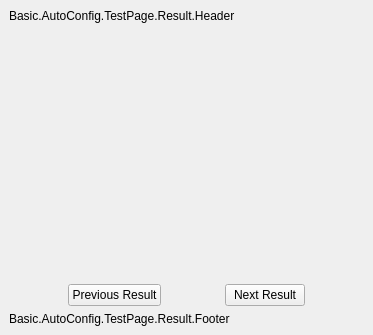
The window that UI/forms/AutoConfigTestPage.ui (DDRBoxman/obs-studio) describes before a commit, drawn with Qt 5.
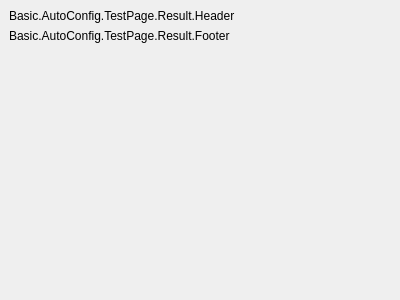
The same window after the commit. The open tabs and pages were chosen to show the change.

Commit message: (To Be Tested) Make bandwidth tests sequential

Diff of the .ui file:
```diff
--- a/UI/forms/AutoConfigTestPage.ui
+++ b/UI/forms/AutoConfigTestPage.ui
@@ -6,8 +6,8 @@
    <rect>
     <x>0</x>
     <y>0</y>
-    <width>373</width>
-    <height>335</height>
+    <width>400</width>
+    <height>300</height>
    </rect>
   </property>
   <property name="windowTitle">
@@ -73,45 +73,6 @@
          </property>
         </widget>
        </item>
-       <item>
-        <widget class="QStackedWidget" name="results">
-         <widget class="QWidget" name="page"/>
-         <widget class="QWidget" name="page_2"/>
-        </widget>
-       </item>
-       <item>
-        <layout class="QHBoxLayout" name="resultscontroller">
-         <property name="spacing">
-          <number>5</number>
-         </property>
-         <item>
-          <widget class="QPushButton" name="resultsLeft">
-           <property name="sizePolicy">
-            <sizepolicy hsizetype="Fixed" vsizetype="Fixed">
-             <horstretch>0</horstretch>
-             <verstretch>0</verstretch>
-            </sizepolicy>
-           </property>
-           <property name="text">
-            <string>Previous Result</string>
-           </property>
-          </widget>
-         </item>
-         <item>
-          <widget class="QPushButton" name="resultsRight">
-           <property name="sizePolicy">
-            <sizepolicy hsizetype="Fixed" vsizetype="Fixed">
-             <horstretch>0</horstretch>
-             <verstretch>0</verstretch>
-            </sizepolicy>
-           </property>
-           <property name="text">
-            <string>Next Result</string>
-           </property>
-          </widget>
-         </item>
-        </layout>
-       </item>
        <item>
         <widget class="QLabel" name="finalResultLabel_2">
          <property name="text">
@@ -125,6 +86,19 @@
          </property>
         </widget>
        </item>
+       <item>
+        <spacer name="verticalSpacer_2">
+         <property name="orientation">
+          <enum>Qt::Vertical</enum>
+         </property>
+         <property name="sizeHint" stdset="0">
+          <size>
+           <width>20</width>
+           <height>40</height>
+          </size>
+         </property>
+        </spacer>
+       </item>
       </layout>
      </widget>
      <widget class="QWidget" name="errorPage">
```
Left out of the diff: 16 changed lines with no effect on the pictures. The commit also changes 2 other files.
